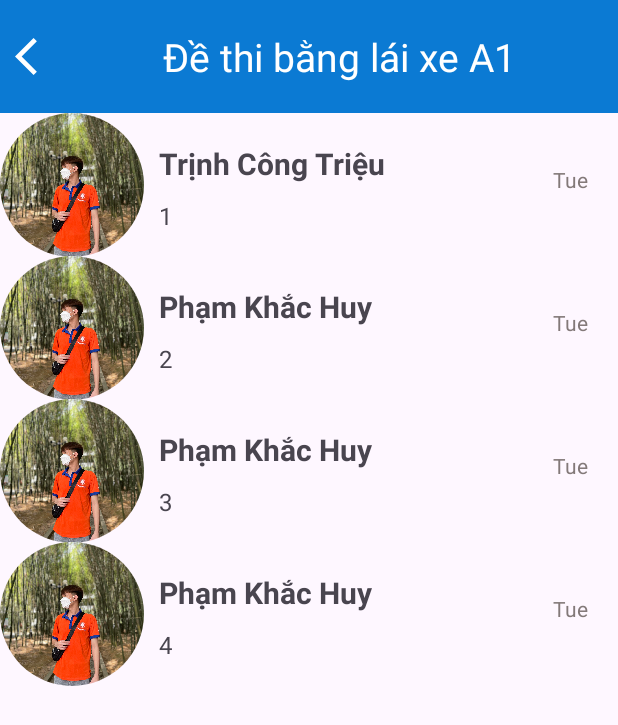
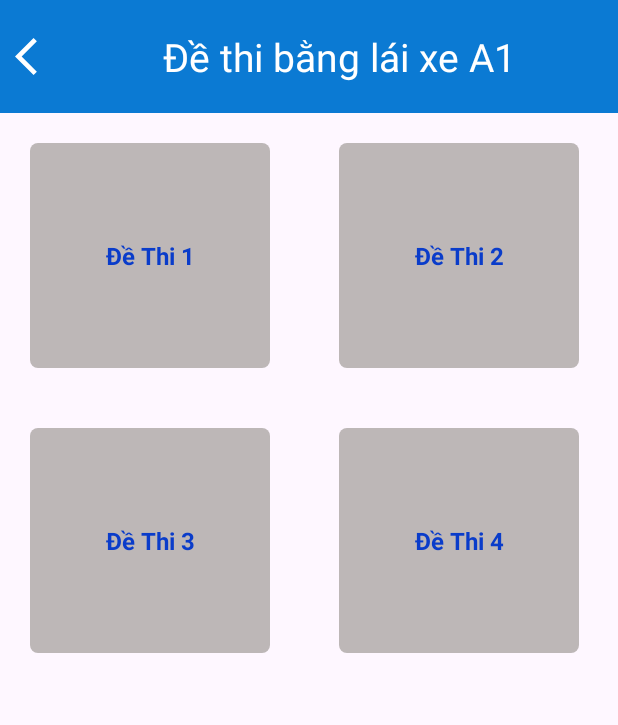
Before and after one commit to trieutct/BTL_LapTrinhMobile, an Android app: the DeThisActivity screen opened directly, with no data from a screen before it, on a phone screen of 412 x 824 dp. Shown: the top 725 px of the screen. Run offline under Robolectric (Android 15) with nearby library versions, the light colour scheme and no system bars.

Commit message:
update trang đề thi

```diff
--- a/app/build.gradle.kts
+++ b/app/build.gradle.kts
@@ -28,7 +28,6 @@
     }
 }
 dependencies {
-    implementation ("de.hdodenhof:circleimageview:3.1.0")
     implementation("androidx.appcompat:appcompat:1.6.1")
     implementation("com.google.android.material:material:1.9.0")
     implementation("androidx.constraintlayout:constraintlayout:2.1.4")
--- /dev/null
+++ b/app/src/main/java/com/example/app_thibanglaixe/Adapter/DeThiAdapter.java
@@ -0,0 +1,46 @@
+package com.example.app_thibanglaixe.Adapter;
+
+import android.view.LayoutInflater;
+import android.view.View;
+import android.view.ViewGroup;
+import android.widget.TextView;
+
+import androidx.annotation.NonNull;
+import androidx.recyclerview.widget.RecyclerView;
+
+import com.example.app_thibanglaixe.Model.DeThi;
+import com.example.app_thibanglaixe.R;
+
+import java.util.List;
+public class DeThiAdapter extends RecyclerView.Adapter<DeThiAdapter.ExamViewHolder> {
+    private List<DeThi> examList;
+    public DeThiAdapter(List<DeThi> examList) {
+        this.examList = examList;
+    }
+
+    @NonNull
+    @Override
+    public ExamViewHolder onCreateViewHolder(@NonNull ViewGroup parent, int viewType) {
+        View view = LayoutInflater.from(parent.getContext()).inflate(R.layout.layout_dethi_item, parent, false);
+        return new ExamViewHolder(view);
+    }
+
+    @Override
+    public void onBindViewHolder(@NonNull ExamViewHolder holder, int position) {
+        DeThi exam = examList.get(position);
+        holder.examNameTextView.setText(exam.getTenDeThi());
+    }
+
+    @Override
+    public int getItemCount() {
+        return examList.size();
+    }
+
+    public class ExamViewHolder extends RecyclerView.ViewHolder {
+        public TextView examNameTextView;
+        public ExamViewHolder(@NonNull View itemView) {
+            super(itemView);
+            examNameTextView = itemView.findViewById(R.id.examNameTextView);
+        }
+    }
+}
--- a/app/src/main/java/com/example/app_thibanglaixe/Adapter/MyApdapter.java
+++ /dev/null
@@ -1,54 +0,0 @@
-package com.example.app_thibanglaixe.Adapter;
-
-import android.content.Context;
-import android.view.LayoutInflater;
-import android.view.View;
-import android.view.ViewGroup;
-import android.widget.BaseAdapter;
-import android.widget.ImageView;
-import android.widget.TextView;
-
-import com.example.app_thibanglaixe.Model.DeThiModel;
-import com.example.app_thibanglaixe.R;
-
-import java.util.ArrayList;
-
-public class MyApdapter  extends BaseAdapter {
-    private Context context;
-    private ArrayList<DeThiModel> data;
-    public MyApdapter(Context context, ArrayList<DeThiModel> data) {
-        this.context = context;
-        this.data = data;
-    }
-    @Override
-    public int getCount() {
-        return data.size();
-    }
-
-    @Override
-    public Object getItem(int i) {
-        return data.get(i);
-    }
-
-    @Override
-    public long getItemId(int i) {
-        return i;
-    }
-
-    @Override
-    public View getView(int i, View convertView, ViewGroup parent) {
-        if (convertView == null) {
-            convertView = LayoutInflater.from(context).inflate(R.layout.layout_listview_dethi, parent, false);
-        }
-        TextView Name = convertView.findViewById(R.id.Name);
-        TextView NoiDung = convertView.findViewById(R.id.NoiDung);
-        ImageView categoryImages = convertView.findViewById(R.id.categoryImages);
-
-        DeThiModel item = (DeThiModel) getItem(i);
-
-        Name.setText(item.getTenDeThi());
-        NoiDung.setText(String.valueOf(item.getId()));
-        categoryImages.setImageResource(item.getImage());
-        return convertView;
-    }
-}
--- a/app/src/main/java/com/example/app_thibanglaixe/DeThisActivity.java
+++ b/app/src/main/java/com/example/app_thibanglaixe/DeThisActivity.java
@@ -1,46 +1,31 @@
 package com.example.app_thibanglaixe;
 
 import androidx.appcompat.app.AppCompatActivity;
+import androidx.recyclerview.widget.GridLayoutManager;
+import androidx.recyclerview.widget.LinearLayoutManager;
+import androidx.recyclerview.widget.RecyclerView;
 
 import android.os.Bundle;
 import android.widget.ListView;
-import android.widget.SimpleAdapter;
 
-import com.example.app_thibanglaixe.Adapter.MyApdapter;
-import com.example.app_thibanglaixe.Model.DeThiModel;
+import com.example.app_thibanglaixe.Adapter.DeThiAdapter;
+import com.example.app_thibanglaixe.Model.DeThi;
 
 import java.util.ArrayList;
-import java.util.HashMap;
 
 public class DeThisActivity extends AppCompatActivity {
-    ListView listView;
     @Override
     protected void onCreate(Bundle savedInstanceState) {
         super.onCreate(savedInstanceState);
         setContentView(R.layout.activity_de_this);
-        listView=findViewById(R.id.listView);
-//        ArrayList<HashMap<String, Object>> list_item=new ArrayList<>();
-//        for(int i=0;i<4;i++)
-//        {
-//            HashMap<String,Object> hashMap=new HashMap<>();
-//            hashMap.put("image",R.drawable.trieu);
-//            hashMap.put("Name","Trinh Cong Trieu "+i);
-//            hashMap.put("NoiDung","Cho em đi học muộn "+i);
-//            list_item.add(hashMap);
-//        }
-//        String[] from={"image","Name","NoiDung"};
-//        int to[]={R.id.imageView,R.id.Name,R.id.NoiDung};
-//        SimpleAdapter simpleAdapter=new SimpleAdapter(this,list_item,R.layout.layout_listview_dethi,from,to);
-//        listView.setAdapter(simpleAdapter);
-
-
-        ArrayList<DeThiModel> list = new ArrayList<>();
-
-        list.add(new DeThiModel(1,"Trịnh Công Triệu",R.drawable.trieu));
-        list.add(new DeThiModel(2,"Phạm Khắc Huy",R.drawable.trieu));
-        list.add(new DeThiModel(3,"Phạm Khắc Huy",R.drawable.trieu));
-        list.add(new DeThiModel(4,"Phạm Khắc Huy",R.drawable.trieu));
-        MyApdapter adapter=new MyApdapter(this,list);
-        listView.setAdapter(adapter);
+        RecyclerView examRecyclerView = findViewById(R.id.examRecyclerView);
+        ArrayList<DeThi> examList = new ArrayList<>();
+        examList.add(new DeThi(1,"MD1","Đề Thi 1"));
+        examList.add(new DeThi(2,"MD2","Đề Thi 2"));
+        examList.add(new DeThi(3,"MD3","Đề Thi 3"));
+        examList.add(new DeThi(4,"MD4","Đề Thi 4"));
+        DeThiAdapter adapter = new DeThiAdapter(examList);
+        examRecyclerView.setLayoutManager(new GridLayoutManager(this,2));
+        examRecyclerView.setAdapter(adapter);
     }
 }
--- a/app/src/main/java/com/example/app_thibanglaixe/Model/DeThi.java
+++ b/app/src/main/java/com/example/app_thibanglaixe/Model/DeThi.java
@@ -7,6 +7,12 @@
 
     public DeThi() {
         // Mặc định constructor
+    }
+
+    public DeThi(long id, String maDeThi, String tenDeThi) {
+        this.id = id;
+        this.maDeThi = maDeThi;
+        this.tenDeThi = tenDeThi;
     }
 
     public DeThi(String maDeThi, String tenDeThi) {
--- a/app/src/main/java/com/example/app_thibanglaixe/Model/DeThiModel.java
+++ /dev/null
@@ -1,37 +0,0 @@
-package com.example.app_thibanglaixe.Model;
-
-public class DeThiModel {
-    int id;
-    String TenDeThi;
-    int image;
-
-    public DeThiModel(int id, String tenDeThi, int image) {
-        this.id = id;
-        TenDeThi = tenDeThi;
-        this.image = image;
-    }
-
-    public int getId() {
-        return id;
-    }
-
-    public void setId(int id) {
-        this.id = id;
-    }
-
-    public String getTenDeThi() {
-        return TenDeThi;
-    }
-
-    public void setTenDeThi(String tenDeThi) {
-        TenDeThi = tenDeThi;
-    }
-
-    public int getImage() {
-        return image;
-    }
-
-    public void setImage(int image) {
-        this.image = image;
-    }
-}
--- a/app/src/main/java/com/example/app_thibanglaixe/SQLite/SQLiteHelper.java
+++ b/app/src/main/java/com/example/app_thibanglaixe/SQLite/SQLiteHelper.java
@@ -7,7 +7,6 @@
 public class SQLiteHelper extends SQLiteOpenHelper {
     private static final String DATABASE_NAME = "AppThiBangLaiXe.db";
     private static final int DATABASE_VERSION = 1;
-
     public static final String TABLE_DETHI = "DeThi";
     public static final String TABLE_CAUHOI = "CauHoi";
 
@@ -33,7 +32,6 @@
             + COLUMN_CAUHOI_MA_DETHI + " TEXT,"
             + COLUMN_CAUHOI_NOI_DUNG + " TEXT,"
             + "FOREIGN KEY(" + COLUMN_CAUHOI_MA_DETHI + ") REFERENCES " + TABLE_DETHI + "(" + COLUMN_DETHI_MA + "))";
-
     public SQLiteHelper(Context context) {
         super(context, DATABASE_NAME, null, DATABASE_VERSION);
     }
--- /dev/null
+++ b/app/src/main/res/drawable/border_raidus_item_dethi.xml
@@ -0,0 +1,5 @@
+<?xml version="1.0" encoding="utf-8"?>
+<shape xmlns:android="http://schemas.android.com/apk/res/android">
+    <solid android:color="#BDB7B7" /> <!-- Màu nền của View -->
+    <corners android:radius="5dp" /> <!-- Bán kính của viền tròn -->
+</shape>
--- a/app/src/main/res/layout/activity_de_this.xml
+++ b/app/src/main/res/layout/activity_de_this.xml
@@ -32,12 +32,20 @@
             android:padding="20dp"
             />
     </LinearLayout>
-    <ListView
-        android:id="@+id/listView"
-        android:divider="#00000000"
+<!--    <ListView-->
+<!--        android:id="@+id/listView"-->
+<!--        android:divider="#00000000"-->
+<!--        android:layout_width="match_parent"-->
+<!--        android:layout_height="wrap_content"-->
+<!--        app:layout_constraintEnd_toEndOf="parent"-->
+<!--        app:layout_constraintStart_toStartOf="parent"-->
+<!--        app:layout_constraintTop_toBottomOf="@+id/linerLayoutHeader" />-->
+    <androidx.recyclerview.widget.RecyclerView
+        android:id="@+id/examRecyclerView"
         android:layout_width="match_parent"
         android:layout_height="wrap_content"
         app:layout_constraintEnd_toEndOf="parent"
         app:layout_constraintStart_toStartOf="parent"
-        app:layout_constraintTop_toBottomOf="@+id/linerLayoutHeader" />
-</androidx.constraintlayout.widget.ConstraintLayout>
+        app:layout_constraintTop_toBottomOf="@+id/linerLayoutHeader"
+            />
+    </androidx.constraintlayout.widget.ConstraintLayout>
--- /dev/null
+++ b/app/src/main/res/layout/layout_dethi_item.xml
@@ -0,0 +1,18 @@
+<?xml version="1.0" encoding="utf-8"?>
+<LinearLayout xmlns:android="http://schemas.android.com/apk/res/android"
+    android:layout_width="160dp"
+    android:layout_height="150dp"
+    android:background="@drawable/border_raidus_item_dethi"
+    android:orientation="vertical"
+    android:layout_margin="20dp">
+    <TextView
+        android:id="@+id/examNameTextView"
+        android:layout_width="match_parent"
+        android:layout_height="match_parent"
+        android:textSize="16sp"
+        android:gravity="center"
+        android:text="Đề thi 1"
+        android:textColor="#0A3CCA"
+        android:textStyle="bold"
+        />
+</LinearLayout>
--- a/app/src/main/res/layout/layout_listview_dethi.xml
+++ /dev/null
@@ -1,54 +0,0 @@
-<?xml version="1.0" encoding="utf-8"?>
-<LinearLayout xmlns:android="http://schemas.android.com/apk/res/android"
-    android:layout_width="match_parent"
-    android:layout_height="wrap_content"
-    android:orientation="horizontal"
-    >
-    <de.hdodenhof.circleimageview.CircleImageView
-        android:src="@drawable/trieu"
-        android:id="@+id/categoryImages"
-        android:layout_width="96dp"
-        android:layout_height="96dp"
-        android:layout_gravity="center_horizontal" />
-    <LinearLayout
-        android:layout_width="match_parent"
-        android:layout_height="wrap_content"
-        android:orientation="horizontal">
-        <LinearLayout
-            android:layout_width="wrap_content"
-            android:layout_height="wrap_content"
-            android:padding="10dp"
-            android:orientation="vertical">
-            <TextView
-                android:id="@+id/Name"
-                android:layout_width="wrap_content"
-                android:layout_height="wrap_content"
-                android:gravity="center_horizontal"
-                android:textSize="20sp"
-                android:text="Trịnh Công Triệu"
-                android:paddingTop="10dp"
-                android:textStyle="bold" />
-            <TextView
-                android:id="@+id/NoiDung"
-                android:layout_width="wrap_content"
-                android:layout_height="wrap_content"
-                android:gravity="center_horizontal"
-                android:textSize="16sp"
-                android:text="Em xin đến muộn 30p ạ"
-                android:paddingTop="10dp" />
-        </LinearLayout>
-        <LinearLayout
-            android:layout_width="match_parent"
-            android:layout_height="match_parent">
-            <TextView
-                android:id="@+id/tue"
-                android:layout_width="match_parent"
-                android:text="Tue"
-                android:textColor="#837979"
-                android:gravity="right|center_vertical"
-                android:paddingEnd="20dp"
-                android:layout_height="match_parent">
-            </TextView>
-        </LinearLayout>
-    </LinearLayout>
-</LinearLayout>
```
